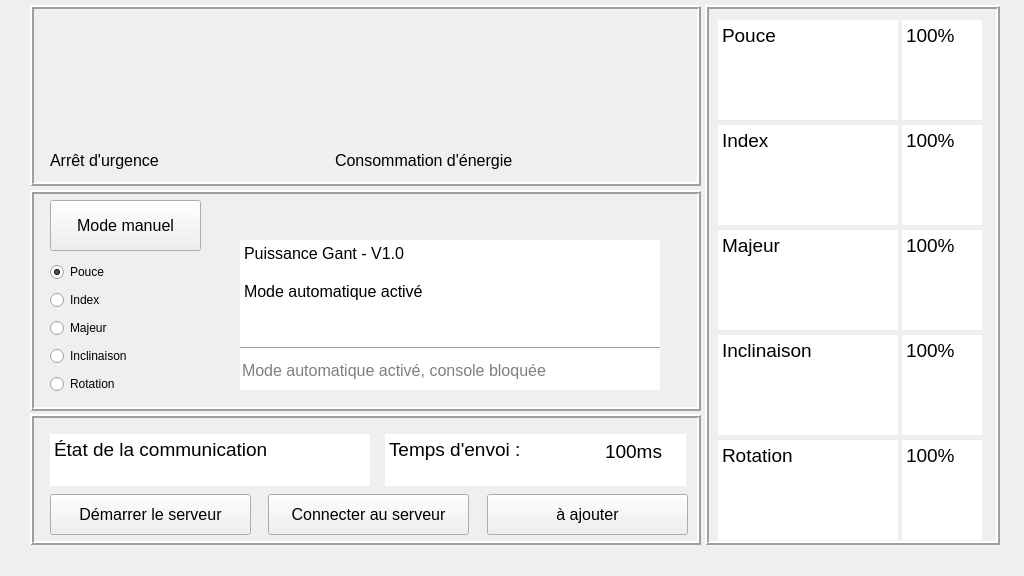
Puissance-Gant/S4-Puissance-Gant, file Puissance Gant/Programmation/Code_Interface/interfacePuissanceGant.ui: the form before one commit.
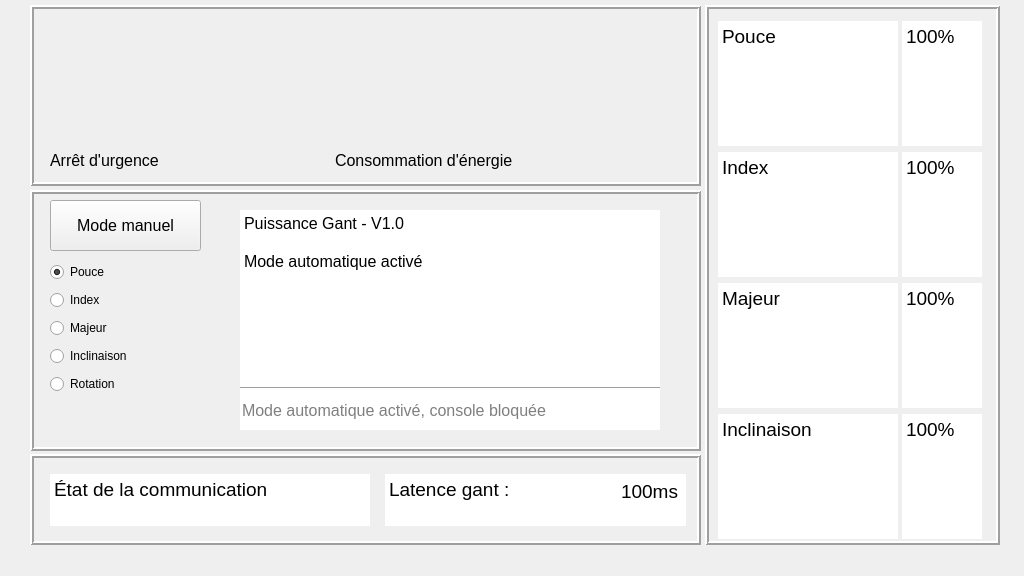
The form after the commit. Icons and pictures are not drawn. Custom widgets are drawn as their Qt base class.

Commit message:
interface prog suite
ajout d'interactions entre MQTT et l'interface

```diff
--- a/Puissance Gant/Programmation/Code_Interface/interfacePuissanceGant.ui
+++ b/Puissance Gant/Programmation/Code_Interface/interfacePuissanceGant.ui
@@ -33,9 +33,9 @@
     <property name="geometry">
      <rect>
       <x>30</x>
-      <y>414</y>
+      <y>454</y>
       <width>671</width>
-      <height>131</height>
+      <height>91</height>
      </rect>
     </property>
     <property name="frameShape">
@@ -141,9 +141,9 @@
     <widget class="QLabel" name="Label_TempsEnvoi">
      <property name="geometry">
       <rect>
-       <x>575</x>
+       <x>537</x>
        <y>27</y>
-       <width>73</width>
+       <width>111</width>
        <height>21</height>
       </rect>
      </property>
@@ -155,6 +155,9 @@
      <property name="text">
       <string>100ms</string>
      </property>
+     <property name="alignment">
+      <set>Qt::AlignRight|Qt::AlignTrailing|Qt::AlignVCenter</set>
+     </property>
     </widget>
     <widget class="QTextEdit" name="Text_TempsEnvoi">
      <property name="enabled">
@@ -184,61 +187,7 @@
 &lt;html&gt;&lt;head&gt;&lt;meta name=&quot;qrichtext&quot; content=&quot;1&quot; /&gt;&lt;style type=&quot;text/css&quot;&gt;
 p, li { white-space: pre-wrap; }
 &lt;/style&gt;&lt;/head&gt;&lt;body style=&quot; font-family:'MS Shell Dlg 2'; font-size:14pt; font-weight:400; font-style:normal;&quot;&gt;
-&lt;p style=&quot; margin-top:0px; margin-bottom:0px; margin-left:0px; margin-right:0px; -qt-block-indent:0; text-indent:0px;&quot;&gt;Temps d'envoi : &lt;/p&gt;&lt;/body&gt;&lt;/html&gt;</string>
-     </property>
-    </widget>
-    <widget class="QPushButton" name="Button_DemarrageServeur">
-     <property name="geometry">
-      <rect>
-       <x>20</x>
-       <y>80</y>
-       <width>201</width>
-       <height>41</height>
-      </rect>
-     </property>
-     <property name="font">
-      <font>
-       <pointsize>12</pointsize>
-      </font>
-     </property>
-     <property name="text">
-      <string>Démarrer le serveur</string>
-     </property>
-    </widget>
-    <widget class="QPushButton" name="Button_ConnexionServeur">
-     <property name="geometry">
-      <rect>
-       <x>238</x>
-       <y>80</y>
-       <width>201</width>
-       <height>41</height>
-      </rect>
-     </property>
-     <property name="font">
-      <font>
-       <pointsize>12</pointsize>
-      </font>
-     </property>
-     <property name="text">
-      <string>Connecter au serveur</string>
-     </property>
-    </widget>
-    <widget class="QPushButton" name="Button_AAjouter">
-     <property name="geometry">
-      <rect>
-       <x>457</x>
-       <y>80</y>
-       <width>201</width>
-       <height>41</height>
-      </rect>
-     </property>
-     <property name="font">
-      <font>
-       <pointsize>12</pointsize>
-      </font>
-     </property>
-     <property name="text">
-      <string>à ajouter</string>
+&lt;p style=&quot; margin-top:0px; margin-bottom:0px; margin-left:0px; margin-right:0px; -qt-block-indent:0; text-indent:0px;&quot;&gt;Latence gant :&lt;/p&gt;&lt;/body&gt;&lt;/html&gt;</string>
      </property>
     </widget>
     <zorder>Text_EtatComm</zorder>
@@ -303,13 +252,13 @@
           <property name="minimumSize">
            <size>
             <width>180</width>
-            <height>100</height>
+            <height>125</height>
            </size>
           </property>
           <property name="maximumSize">
            <size>
             <width>180</width>
-            <height>100</height>
+            <height>125</height>
            </size>
           </property>
           <property name="font">
@@ -349,13 +298,13 @@
           <property name="minimumSize">
            <size>
             <width>180</width>
-            <height>100</height>
+            <height>125</height>
            </size>
           </property>
           <property name="maximumSize">
            <size>
             <width>180</width>
-            <height>100</height>
+            <height>125</height>
            </size>
           </property>
           <property name="font">
@@ -395,13 +344,13 @@
           <property name="minimumSize">
            <size>
             <width>180</width>
-            <height>100</height>
+            <height>125</height>
            </size>
           </property>
           <property name="maximumSize">
            <size>
             <width>180</width>
-            <height>100</height>
+            <height>125</height>
            </size>
           </property>
           <property name="font">
@@ -441,13 +390,13 @@
           <property name="minimumSize">
            <size>
             <width>180</width>
-            <height>100</height>
+            <height>125</height>
            </size>
           </property>
           <property name="maximumSize">
            <size>
             <width>180</width>
-            <height>100</height>
+            <height>125</height>
            </size>
           </property>
           <property name="font">
@@ -476,52 +425,6 @@
           </property>
          </widget>
         </item>
-        <item>
-         <widget class="QTextEdit" name="Text_Rotation">
-          <property name="sizePolicy">
-           <sizepolicy hsizetype="Fixed" vsizetype="Fixed">
-            <horstretch>0</horstretch>
-            <verstretch>0</verstretch>
-           </sizepolicy>
-          </property>
-          <property name="minimumSize">
-           <size>
-            <width>180</width>
-            <height>100</height>
-           </size>
-          </property>
-          <property name="maximumSize">
-           <size>
-            <width>180</width>
-            <height>100</height>
-           </size>
-          </property>
-          <property name="font">
-           <font>
-            <pointsize>14</pointsize>
-           </font>
-          </property>
-          <property name="frameShape">
-           <enum>QFrame::Box</enum>
-          </property>
-          <property name="frameShadow">
-           <enum>QFrame::Plain</enum>
-          </property>
-          <property name="lineWidth">
-           <number>0</number>
-          </property>
-          <property name="readOnly">
-           <bool>true</bool>
-          </property>
-          <property name="html">
-           <string>&lt;!DOCTYPE HTML PUBLIC &quot;-//W3C//DTD HTML 4.0//EN&quot; &quot;http://www.w3.org/TR/REC-html40/strict.dtd&quot;&gt;
-&lt;html&gt;&lt;head&gt;&lt;meta name=&quot;qrichtext&quot; content=&quot;1&quot; /&gt;&lt;style type=&quot;text/css&quot;&gt;
-p, li { white-space: pre-wrap; }
-&lt;/style&gt;&lt;/head&gt;&lt;body style=&quot; font-family:'MS Shell Dlg 2'; font-size:14pt; font-weight:400; font-style:normal;&quot;&gt;
-&lt;p style=&quot; margin-top:0px; margin-bottom:0px; margin-left:0px; margin-right:0px; -qt-block-indent:0; text-indent:0px;&quot;&gt;Rotation&lt;/p&gt;&lt;/body&gt;&lt;/html&gt;</string>
-          </property>
-         </widget>
-        </item>
        </layout>
       </item>
       <item>
@@ -534,13 +437,13 @@
           <property name="minimumSize">
            <size>
             <width>80</width>
-            <height>100</height>
+            <height>125</height>
            </size>
           </property>
           <property name="maximumSize">
            <size>
             <width>80</width>
-            <height>100</height>
+            <height>125</height>
            </size>
           </property>
           <property name="font">
@@ -574,13 +477,13 @@
           <property name="minimumSize">
            <size>
             <width>80</width>
-            <height>100</height>
+            <height>125</height>
            </size>
           </property>
           <property name="maximumSize">
            <size>
             <width>80</width>
-            <height>100</height>
+            <height>125</height>
            </size>
           </property>
           <property name="font">
@@ -614,13 +517,13 @@
           <property name="minimumSize">
            <size>
             <width>80</width>
-            <height>100</height>
+            <height>125</height>
            </size>
           </property>
           <property name="maximumSize">
            <size>
             <width>80</width>
-            <height>100</height>
+            <height>125</height>
            </size>
           </property>
           <property name="font">
@@ -654,53 +557,13 @@
           <property name="minimumSize">
            <size>
             <width>80</width>
-            <height>100</height>
+            <height>125</height>
            </size>
           </property>
           <property name="maximumSize">
            <size>
             <width>80</width>
-            <height>100</height>
-           </size>
-          </property>
-          <property name="font">
-           <font>
-            <pointsize>14</pointsize>
-           </font>
-          </property>
-          <property name="frameShape">
-           <enum>QFrame::Box</enum>
-          </property>
-          <property name="frameShadow">
-           <enum>QFrame::Plain</enum>
-          </property>
-          <property name="lineWidth">
-           <number>0</number>
-          </property>
-          <property name="readOnly">
-           <bool>true</bool>
-          </property>
-          <property name="html">
-           <string>&lt;!DOCTYPE HTML PUBLIC &quot;-//W3C//DTD HTML 4.0//EN&quot; &quot;http://www.w3.org/TR/REC-html40/strict.dtd&quot;&gt;
-&lt;html&gt;&lt;head&gt;&lt;meta name=&quot;qrichtext&quot; content=&quot;1&quot; /&gt;&lt;style type=&quot;text/css&quot;&gt;
-p, li { white-space: pre-wrap; }
-&lt;/style&gt;&lt;/head&gt;&lt;body style=&quot; font-family:'MS Shell Dlg 2'; font-size:14pt; font-weight:400; font-style:normal;&quot;&gt;
-&lt;p style=&quot; margin-top:0px; margin-bottom:0px; margin-left:0px; margin-right:0px; -qt-block-indent:0; text-indent:0px;&quot;&gt;100%&lt;/p&gt;&lt;/body&gt;&lt;/html&gt;</string>
-          </property>
-         </widget>
-        </item>
-        <item>
-         <widget class="QTextEdit" name="Text_PourcentageRotation">
-          <property name="minimumSize">
-           <size>
-            <width>80</width>
-            <height>100</height>
-           </size>
-          </property>
-          <property name="maximumSize">
-           <size>
-            <width>80</width>
-            <height>100</height>
+            <height>125</height>
            </size>
           </property>
           <property name="font">
@@ -834,7 +697,7 @@
       <x>30</x>
       <y>190</y>
       <width>671</width>
-      <height>221</height>
+      <height>261</height>
      </rect>
     </property>
     <property name="frameShape">
@@ -874,9 +737,9 @@
      <property name="geometry">
       <rect>
        <x>210</x>
-       <y>50</y>
+       <y>20</y>
        <width>420</width>
-       <height>111</height>
+       <height>181</height>
       </rect>
      </property>
      <property name="font">
@@ -904,7 +767,7 @@
      <property name="geometry">
       <rect>
        <x>210</x>
-       <y>150</y>
+       <y>190</y>
        <width>420</width>
        <height>16</height>
       </rect>
@@ -982,7 +845,7 @@
      <property name="geometry">
       <rect>
        <x>210</x>
-       <y>160</y>
+       <y>200</y>
        <width>420</width>
        <height>40</height>
       </rect>
```
Left out of the diff: 16 changed lines with no effect on the pictures. The commit also changes 5 other files.
